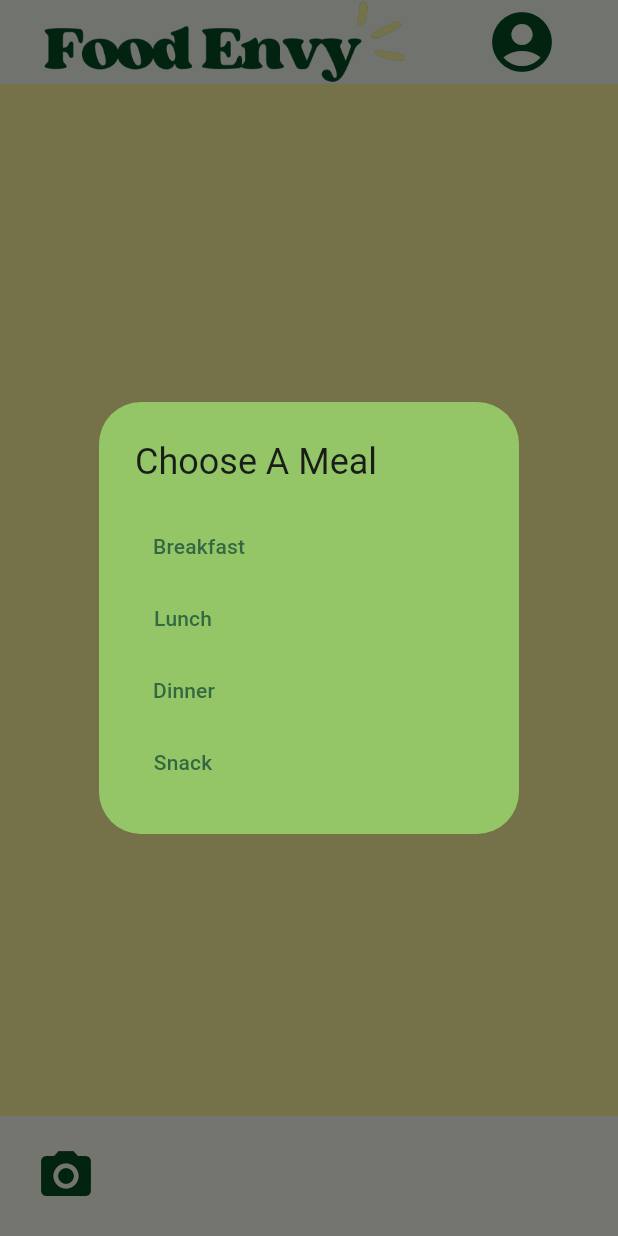
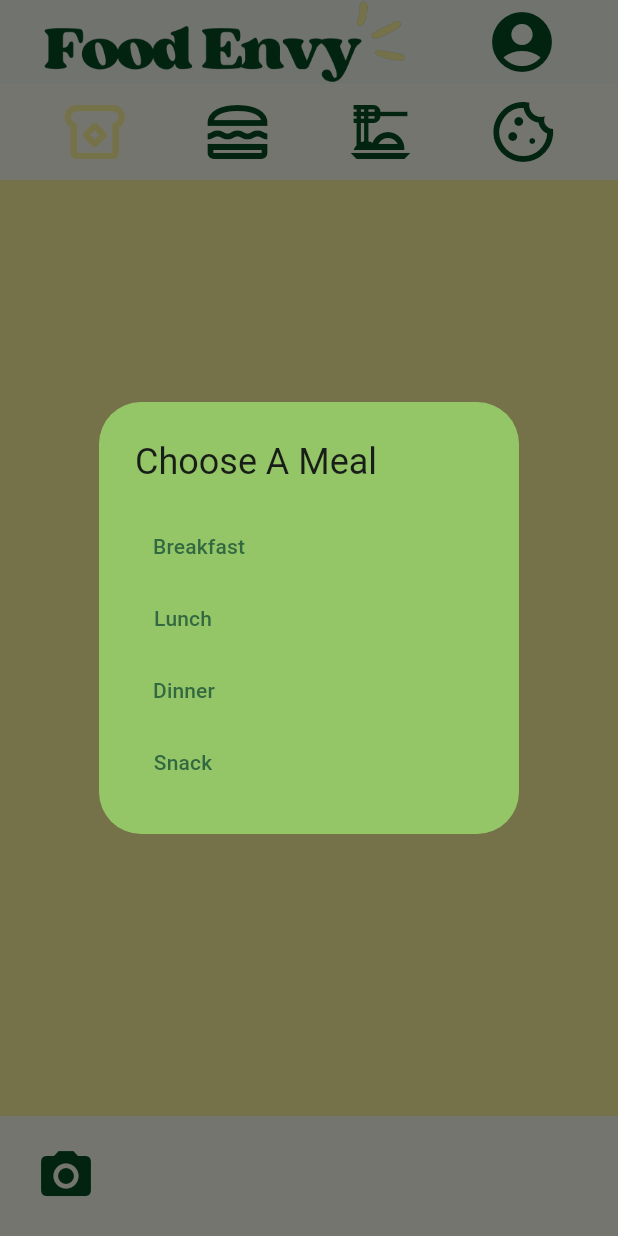
Before and after one commit to Food-Envy/food-envy-application, a Flutter app: the screen it shows once a user with an empty profile is signed in, after a tap on the "photo camera" icon, on a phone screen of 412 x 824 dp. Run offline on Flutter 3.47's test engine with Material 3 defaults, Android fonts, the phone set to English and light mode, and no system bars; our stand-ins replace cloud_firestore, firebase_auth, firebase_core, firebase_storage, image_cropper, image_picker and 1 more; missing offline and left inert: dart:ffi, flutterfire_ui; accounts and stored records are empty.

Commit message:
added in meal selection and ability to query posts from the database

```diff
--- a/food_envy_application/lib/home_page.dart
+++ b/food_envy_application/lib/home_page.dart
@@ -6,7 +6,10 @@ import 'package:food_envy_application/account_edit.dart';
 import 'package:food_envy_application/auth_gate.dart';
 import 'package:food_envy_application/bottom_app_bar.dart';
 import 'package:food_envy_application/manage_account.dart';
-
+import 'package:food_envy_application/services/account_info.dart';
+import 'package:cloud_firestore/cloud_firestore.dart';
+import 'package:food_envy_application/services/meal_helper.dart';
+import 'package:provider/provider.dart';
 import 'firebase_options.dart';
 
 class MyHomePage extends StatefulWidget {
@@ -28,21 +31,29 @@ class MyHomePage extends StatefulWidget {
 }
 
 class _MyHomePageState extends State<MyHomePage> {
-  int _counter = 0;
+  UserProfile? providerUser;
+  FirebaseFirestore db = FirebaseFirestore.instance;
+  String currentMeal = "Breakfast";
+  Color breakfastColor = const Color(0xFFFFF79C);
+  Color lunchColor = const Color(0xFF034D22);
+  Color dinnerColor = const Color(0xFF034D22);
+  Color snackColor = const Color(0xFF034D22);
+  Map<String, List>? posts;
+  bool hasLoadedPosts = false;
 
-  void _incrementCounter() {
-    setState(() {
-      // This call to setState tells the Flutter framework that something has
-      // changed in this State, which causes it to rerun the build method below
-      // so that the display can reflect the updated values. If we changed
-      // _counter without calling setState(), then the build method would not be
-      // called again, and so nothing would appear to happen.
-      _counter++;
-    });
+  void loadPosts() async {
+    posts = await getPosts(currentMeal, providerUser!.friends);
   }
 
   @override
   Widget build(BuildContext context) {
+    providerUser = Provider.of<UserProfile>(context);
+
+    if (!hasLoadedPosts) {
+      hasLoadedPosts = true;
+      loadPosts();
+    }
+
     // This method is rerun every time setState is called
     return Scaffold(
       appBar: AppBar(
@@ -64,6 +75,71 @@ class _MyHomePageState extends State<MyHomePage> {
       backgroundColor: const Color(
           0xFFFFF79C), // This trailing comma makes auto-formatting nicer for build methods.
       bottomNavigationBar: FoodEnvyBottomAppBar(),
+      body: Column(children: [getMealSelectionRow()]),
+    );
+  }
+
+  Container getMealSelectionRow() {
+    return Container(
+      color: const Color(0xfffffff3),
+      child: Row(mainAxisAlignment: MainAxisAlignment.spaceEvenly, children: [
+        IconButton(
+            onPressed: () async {
+              currentMeal = "Breakfast";
+              breakfastColor = const Color(0xFFFFF79C);
+              lunchColor = const Color(0xFF034D22);
+              dinnerColor = const Color(0xFF034D22);
+              snackColor = const Color(0xFF034D22);
+              posts = await getPosts(currentMeal, providerUser!.friends);
+            },
+            icon: Icon(
+              Icons.breakfast_dining_outlined,
+              size: 48,
+              color: breakfastColor,
+            )),
+        IconButton(
+            onPressed: () async {
+              currentMeal = "Lunch";
+              lunchColor = const Color(0xFFFFF79C);
+              breakfastColor = const Color(0xFF034D22);
+              dinnerColor = const Color(0xFF034D22);
+              snackColor = const Color(0xFF034D22);
+              posts = await getPosts(currentMeal, providerUser!.friends);
+            },
+            icon: Icon(
+              Icons.lunch_dining_outlined,
+              size: 48,
+              color: lunchColor,
+            )),
+        IconButton(
+            onPressed: () async {
+              currentMeal = "Dinner";
+              dinnerColor = const Color(0xFFFFF79C);
+              lunchColor = const Color(0xFF034D22);
+              breakfastColor = const Color(0xFF034D22);
+              snackColor = const Color(0xFF034D22);
+              posts = await getPosts(currentMeal, providerUser!.friends);
+            },
+            icon: Icon(
+              Icons.dinner_dining_outlined,
+              size: 48,
+              color: dinnerColor,
+            )),
+        IconButton(
+            onPressed: () async {
+              currentMeal = "Snack";
+              snackColor = const Color(0xFFFFF79C);
+              lunchColor = const Color(0xFF034D22);
+              dinnerColor = const Color(0xFF034D22);
+              breakfastColor = const Color(0xFF034D22);
+              posts = await getPosts(currentMeal, providerUser!.friends);
+            },
+            icon: Icon(
+              Icons.cookie_outlined,
+              size: 48,
+              color: snackColor,
+            )),
+      ]),
     );
   }
 }
--- /dev/null
+++ b/food_envy_application/lib/services/meal_helper.dart
@@ -0,0 +1,25 @@
+import 'dart:collection';
+import 'dart:ffi';
+import 'dart:io';
+import 'package:firebase_core/firebase_core.dart';
+import 'package:cloud_firestore/cloud_firestore.dart';
+import 'package:flutter/material.dart';
+
+Future<Map<String, List>?> getPosts(String meal, List friends) async {
+  final DocumentSnapshot doc =
+      await FirebaseFirestore.instance.collection('Photos').doc(meal).get();
+  if (doc.exists) {
+    Map<String, dynamic> posts = doc.data() as Map<String, dynamic>;
+    Map<String, List> friendsPosts = {};
+    friends.forEach((user) {
+      String username = user as String;
+      if (posts.containsKey(username)) {
+        friendsPosts[username] = posts[username] as List;
+      }
+    });
+    print(friendsPosts);
+    return friendsPosts;
+  } else {
+    return null;
+  }
+}
```
